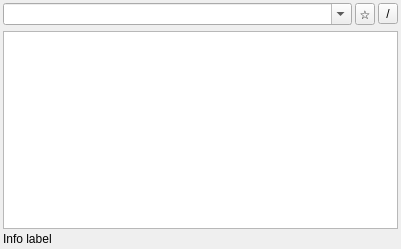
Above: qt-app/src/panel/cpanelwidget.ui from VioletGiraffe/file-commander before the change. Below: the same form after it.
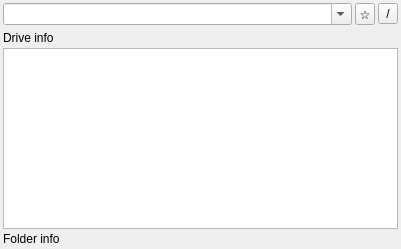
That is the form after the change. Custom widgets are drawn as their Qt base class.

Commit message: Made use of QStorageInfo instead of my own per-platform code

```diff
--- a/qt-app/src/panel/cpanelwidget.ui
+++ b/qt-app/src/panel/cpanelwidget.ui
@@ -105,6 +105,13 @@
    <item>
     <widget class="QWidget" name="_driveButtonsWidget" native="true"/>
    </item>
+   <item>
+    <widget class="QLabel" name="_driveInfoLabel">
+     <property name="text">
+      <string>Drive info</string>
+     </property>
+    </widget>
+   </item>
    <item>
     <widget class="CFileListView" name="_list">
      <property name="focusPolicy">
@@ -162,7 +169,7 @@
    <item>
     <widget class="QLabel" name="_infoLabel">
      <property name="text">
-      <string>Info label</string>
+      <string>Folder info</string>
      </property>
     </widget>
    </item>
```
The commit also changes 7 other files.
